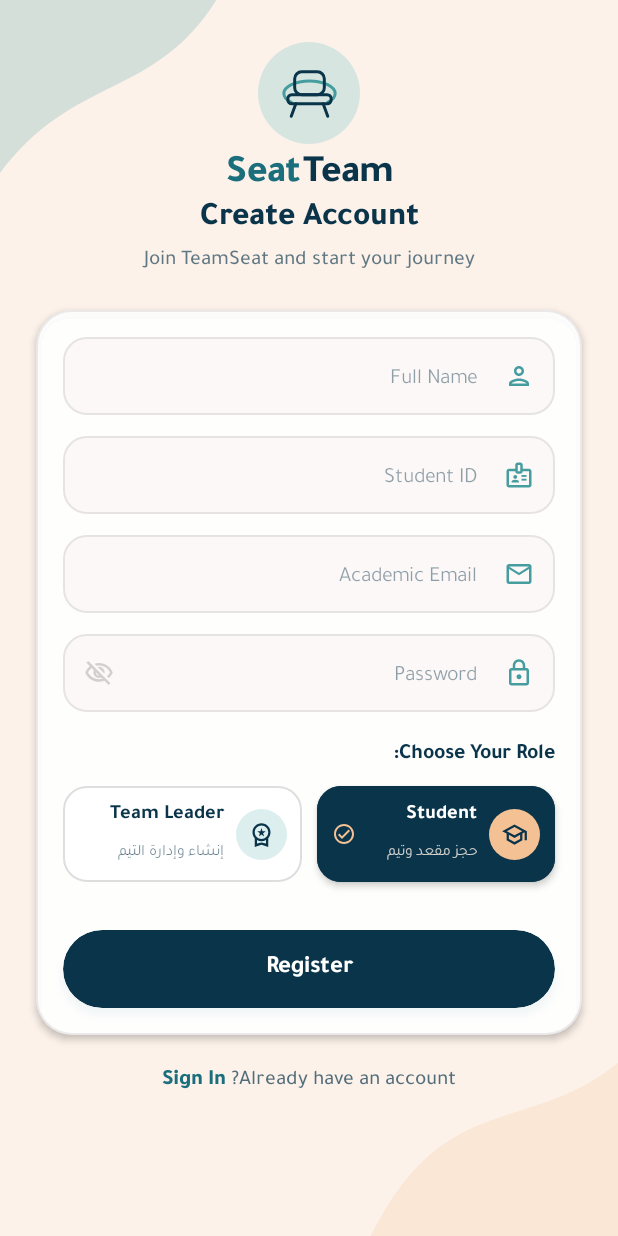
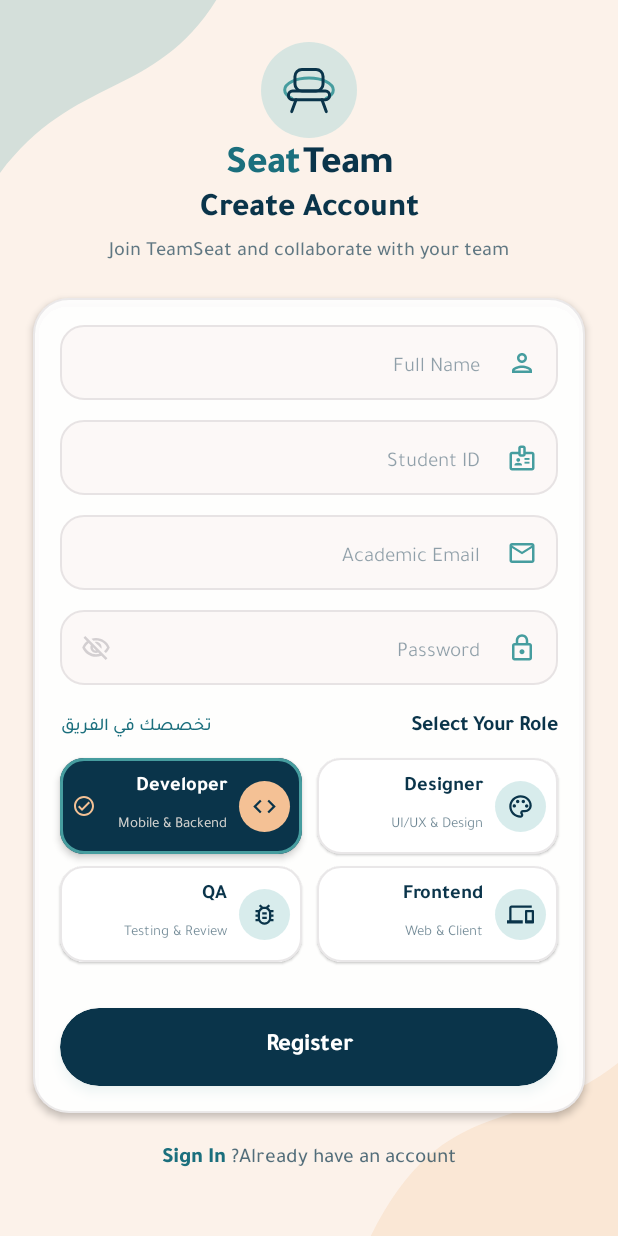
Before and after one commit to YousefEl-Basuony/TeamSeat-App, an Android app built with Jetpack Compose: the RegisterScreen screen opened through its navigation route, on a phone screen of 412 x 824 dp. Run offline under Robolectric (Android 15) with nearby library versions, the phone set to English and light mode, and no system bars.

Commit message:
Restore project technical roles (Designer, Developer, Frontend, QA) with modern 2x2 grid UI

```diff
--- a/app/src/main/java/com/stackmates/teamseat/Screens/auth_noha/RegisterScreen.kt
+++ b/app/src/main/java/com/stackmates/teamseat/Screens/auth_noha/RegisterScreen.kt
@@ -3,7 +3,6 @@ package com.stackmates.teamseat.Screens.auth_noha
 import androidx.compose.foundation.BorderStroke
 import androidx.compose.foundation.Canvas
 import androidx.compose.foundation.background
-import androidx.compose.foundation.border
 import androidx.compose.foundation.clickable
 import androidx.compose.foundation.layout.*
 import androidx.compose.foundation.rememberScrollState
@@ -13,14 +12,16 @@ import androidx.compose.foundation.text.KeyboardOptions
 import androidx.compose.foundation.verticalScroll
 import androidx.compose.material.icons.Icons
 import androidx.compose.material.icons.outlined.Badge
+import androidx.compose.material.icons.outlined.BugReport
 import androidx.compose.material.icons.outlined.CheckCircle
+import androidx.compose.material.icons.outlined.Code
+import androidx.compose.material.icons.outlined.Devices
 import androidx.compose.material.icons.outlined.Email
 import androidx.compose.material.icons.outlined.Lock
+import androidx.compose.material.icons.outlined.Palette
 import androidx.compose.material.icons.outlined.Person
-import androidx.compose.material.icons.outlined.School
 import androidx.compose.material.icons.outlined.Visibility
 import androidx.compose.material.icons.outlined.VisibilityOff
-import androidx.compose.material.icons.outlined.WorkspacePremium
 import androidx.compose.material3.*
 import androidx.compose.runtime.*
 import androidx.compose.ui.Alignment
@@ -38,7 +39,6 @@ import androidx.compose.ui.text.font.FontWeight
 import androidx.compose.ui.text.input.KeyboardType
 import androidx.compose.ui.text.input.PasswordVisualTransformation
 import androidx.compose.ui.text.input.VisualTransformation
-import androidx.compose.ui.text.style.TextAlign
 import androidx.compose.ui.tooling.preview.Preview
 import androidx.compose.ui.unit.dp
 import androidx.compose.ui.unit.sp
@@ -46,12 +46,13 @@ import com.stackmates.teamseat.core.theme.*
 
 /**
  * 🌸 شاشة إنشاء الحساب (Register Screen)
- * مسؤولية: نُهى (Noha) — متناسقة تماماً مع شاشة تسجيل الدخول وبنفس الهوية البصرية.
- * تستخدم خط تجوال (Tajawal) المعتمد، ومزودة بقسم اختيار الدور (Student vs Team Leader) والتخصص.
+ * مسؤولية: نُهى (Noha) — تصميم عصري وجذاب متوافق تماماً مع الهوية البصرية لتطبيق TeamSeat.
+ * مزودة بقسم اختيار الدور والتخصص التقني (Designer, Developer, Frontend, QA) بتصميم شبكي (2x2) فائق الأناقة والوضوح.
  */
 @Composable
 fun RegisterScreen(
     onRegisterClick: (name: String, studentId: String, email: String, pass: String) -> Unit = { _, _, _, _ -> },
+    onRegisterWithRoleClick: (name: String, studentId: String, email: String, pass: String, role: String) -> Unit = { _, _, _, _, _ -> },
     onRegisterSuccess: () -> Unit = {},
     onNavigateToLogin: () -> Unit = {},
     onBackToLogin: () -> Unit = onNavigateToLogin
@@ -62,30 +63,30 @@ fun RegisterScreen(
     var password by remember { mutableStateOf("") }
     var isPasswordVisible by remember { mutableStateOf(false) }
 
-    // الدور الأساسي (Student vs Team Leader كما في الموك آب)
-    var selectedRole by remember { mutableStateOf("Student") }
+    // التخصص / الدور التقني في الفريق (Designer, Developer, Frontend, QA)
+    var selectedRole by remember { mutableStateOf("Developer") }
 
     Box(
         modifier = Modifier
             .fillMaxSize()
             .background(WarmCream)
     ) {
-        // خلفية التموجات الانسيابية المتطابقة مع شاشة الدخول
+        // خلفية التموجات الانسيابية المتطابقة مع شاشة تسجيل الدخول
         RegisterFluidBackground()
 
         Column(
             modifier = Modifier
                 .fillMaxSize()
                 .verticalScroll(rememberScrollState())
-                .padding(horizontal = 24.dp, vertical = 20.dp),
+                .padding(horizontal = 22.dp, vertical = 20.dp),
             horizontalAlignment = Alignment.CenterHorizontally
         ) {
             Spacer(modifier = Modifier.height(8.dp))
 
             // شعار الكرسي الأيقوني لـ TeamSeat
-            RegisterHeroChairLogo(modifier = Modifier.size(68.dp))
+            RegisterHeroChairLogo(modifier = Modifier.size(64.dp))
 
-            Spacer(modifier = Modifier.height(8.dp))
+            Spacer(modifier = Modifier.height(6.dp))
 
             // اسم التطبيق
             Row(
@@ -123,16 +124,16 @@ fun RegisterScreen(
             Spacer(modifier = Modifier.height(2.dp))
 
             Text(
-                text = "Join TeamSeat and start your journey",
+                text = "Join TeamSeat and collaborate with your team",
                 fontFamily = TajawalFontFamily,
                 color = DeepNavy.copy(alpha = 0.65f),
-                fontSize = 14.sp,
+                fontSize = 13.5.sp,
                 fontWeight = FontWeight.Medium
             )
 
-            Spacer(modifier = Modifier.height(20.dp))
+            Spacer(modifier = Modifier.height(18.dp))
 
-            // بطاقة الحقول واختيار الدور المجمعة لمنع الفراغات والـ Zoom-out
+            // بطاقة الحقول واختيار التخصص لتجميع العناصر ومنع الإحساس بالفراغ
             Card(
                 modifier = Modifier.fillMaxWidth(),
                 shape = RoundedCornerShape(24.dp),
@@ -144,7 +145,7 @@ fun RegisterScreen(
                     modifier = Modifier
                         .fillMaxWidth()
                         .padding(horizontal = 18.dp, vertical = 18.dp),
-                    verticalArrangement = Arrangement.spacedBy(14.dp)
+                    verticalArrangement = Arrangement.spacedBy(13.dp)
                 ) {
                     // 1. الاسم بالكامل
                     OutlinedTextField(
@@ -155,7 +156,7 @@ fun RegisterScreen(
                                 text = "Full Name",
                                 fontFamily = TajawalFontFamily,
                                 color = DeepNavy.copy(alpha = 0.45f),
-                                fontSize = 14.5.sp
+                                fontSize = 14.sp
                             )
                         },
                         leadingIcon = {
@@ -168,7 +169,7 @@ fun RegisterScreen(
                         },
                         modifier = Modifier
                             .fillMaxWidth()
-                            .height(52.dp),
+                            .height(50.dp),
                         shape = RoundedCornerShape(16.dp),
                         colors = OutlinedTextFieldDefaults.colors(
                             focusedContainerColor = SoftBeige.copy(alpha = 0.35f),
@@ -190,7 +191,7 @@ fun RegisterScreen(
                                 text = "Student ID",
                                 fontFamily = TajawalFontFamily,
                                 color = DeepNavy.copy(alpha = 0.45f),
-                                fontSize = 14.5.sp
+                                fontSize = 14.sp
                             )
                         },
                         leadingIcon = {
@@ -203,7 +204,7 @@ fun RegisterScreen(
                         },
                         modifier = Modifier
                             .fillMaxWidth()
-                            .height(52.dp),
+                            .height(50.dp),
                         shape = RoundedCornerShape(16.dp),
                         colors = OutlinedTextFieldDefaults.colors(
                             focusedContainerColor = SoftBeige.copy(alpha = 0.35f),
@@ -226,7 +227,7 @@ fun RegisterScreen(
                                 text = "Academic Email",
                                 fontFamily = TajawalFontFamily,
                                 color = DeepNavy.copy(alpha = 0.45f),
-                                fontSize = 14.5.sp
+                                fontSize = 14.sp
                             )
                         },
                         leadingIcon = {
@@ -239,7 +240,7 @@ fun RegisterScreen(
                         },
                         modifier = Modifier
                             .fillMaxWidth()
-                            .height(52.dp),
+                            .height(50.dp),
                         shape = RoundedCornerShape(16.dp),
                         colors = OutlinedTextFieldDefaults.colors(
                             focusedContainerColor = SoftBeige.copy(alpha = 0.35f),
@@ -262,7 +263,7 @@ fun RegisterScreen(
                                 text = "Password",
                                 fontFamily = TajawalFontFamily,
                                 color = DeepNavy.copy(alpha = 0.45f),
-                                fontSize = 14.5.sp
+                                fontSize = 14.sp
                             )
                         },
                         leadingIcon = {
@@ -286,7 +287,7 @@ fun RegisterScreen(
                         visualTransformation = if (isPasswordVisible) VisualTransformation.None else PasswordVisualTransformation(),
                         modifier = Modifier
                             .fillMaxWidth()
-                            .height(52.dp),
+                            .height(50.dp),
                         shape = RoundedCornerShape(16.dp),
                         colors = OutlinedTextFieldDefaults.colors(
                             focusedContainerColor = SoftBeige.copy(alpha = 0.35f),
@@ -301,42 +302,76 @@ fun RegisterScreen(
                     )
 
                     // =========================================================
-                    // 5. قسم اختيار الدور (Choose Your Role) المتطابق مع الموك آب
+                    // 5. قسم اختيار التخصص / الدور التقني (Role / Track Selection)
                     // =========================================================
                     Column(
                         modifier = Modifier.padding(top = 2.dp),
                         verticalArrangement = Arrangement.spacedBy(8.dp)
                     ) {
+                        Row(
+                            modifier = Modifier.fillMaxWidth(),
+                            horizontalArrangement = Arrangement.SpaceBetween,
+                            verticalAlignment = Alignment.CenterVertically
+                        ) {
                             Text(
-                            text = "Choose Your Role:",
+                                text = "Select Your Role",
                                 fontFamily = TajawalFontFamily,
                                 color = DeepNavy,
                                 fontSize = 14.5.sp,
                                 fontWeight = FontWeight.Bold
                             )
+                            Text(
+                                text = "تخصصك في الفريق",
+                                fontFamily = TajawalFontFamily,
+                                color = DeepTeal,
+                                fontSize = 12.sp,
+                                fontWeight = FontWeight.Medium
+                            )
+                        }
 
-                        // كارتين الاختيار الأساسيين: Student vs Team Leader
+                        // شبكة 2x2 للكروت الأنيقة للتخصصات الأربعة
+                        // الصف الأول: Designer & Developer
                         Row(
                             modifier = Modifier.fillMaxWidth(),
                             horizontalArrangement = Arrangement.spacedBy(10.dp)
                         ) {
-                            // خيار 1: Student
                             RoleOptionCard(
-                                title = "Student",
-                                subtitle = "حجز مقعد وتيم",
-                                icon = Icons.Outlined.School,
-                                isSelected = selectedRole == "Student",
-                                onClick = { selectedRole = "Student" },
+                                title = "Designer",
+                                subtitle = "UI/UX & Design",
+                                icon = Icons.Outlined.Palette,
+                                isSelected = selectedRole == "Designer",
+                                onClick = { selectedRole = "Designer" },
                                 modifier = Modifier.weight(1f)
                             )
+                            RoleOptionCard(
+                                title = "Developer",
+                                subtitle = "Mobile & Backend",
+                                icon = Icons.Outlined.Code,
+                                isSelected = selectedRole == "Developer",
+                                onClick = { selectedRole = "Developer" },
+                                modifier = Modifier.weight(1f)
+                            )
+                        }
 
-                            // خيار 2: Team Leader
+                        // الصف الثاني: Frontend & QA
+                        Row(
+                            modifier = Modifier.fillMaxWidth(),
+                            horizontalArrangement = Arrangement.spacedBy(10.dp)
+                        ) {
                             RoleOptionCard(
-                                title = "Team Leader",
-                                subtitle = "إنشاء وإدارة التيم",
-                                icon = Icons.Outlined.WorkspacePremium,
-                                isSelected = selectedRole == "Team Leader",
-                                onClick = { selectedRole = "Team Leader" },
+                                title = "Frontend",
+                                subtitle = "Web & Client",
+                                icon = Icons.Outlined.Devices,
+                                isSelected = selectedRole == "Frontend",
+                                onClick = { selectedRole = "Frontend" },
+                                modifier = Modifier.weight(1f)
+                            )
+                            RoleOptionCard(
+                                title = "QA",
+                                subtitle = "Testing & Review",
+                                icon = Icons.Outlined.BugReport,
+                                isSelected = selectedRole == "QA",
+                                onClick = { selectedRole = "QA" },
                                 modifier = Modifier.weight(1f)
                             )
                         }
@@ -348,6 +383,7 @@ fun RegisterScreen(
                     Button(
                         onClick = {
                             onRegisterClick(fullName, studentId, email, password)
+                            onRegisterWithRoleClick(fullName, studentId, email, password, selectedRole)
                             onRegisterSuccess()
                         },
                         modifier = Modifier
@@ -404,7 +440,7 @@ fun RegisterScreen(
 }
 
 /**
- * 🎴 كارت اختيار الدور الأنيق (Student vs Team Leader)
+ * 🎴 كارت اختيار التخصص الأنيق (Designer, Developer, Frontend, QA)
  */
 @Composable
 private fun RoleOptionCard(
@@ -422,26 +458,26 @@ private fun RoleOptionCard(
         color = if (isSelected) DeepNavy else Color.White,
         border = BorderStroke(
             width = if (isSelected) 1.5.dp else 1.dp,
-            color = if (isSelected) DeepNavy else SoftGray.copy(alpha = 0.7f)
+            color = if (isSelected) Turquoise else SoftGray.copy(alpha = 0.5f)
         ),
-        shadowElevation = if (isSelected) 3.dp else 0.dp
+        shadowElevation = if (isSelected) 3.dp else 1.dp
     ) {
         Row(
             modifier = Modifier
                 .fillMaxSize()
-                .padding(horizontal = 10.dp, vertical = 6.dp),
+                .padding(horizontal = 8.dp, vertical = 6.dp),
             verticalAlignment = Alignment.CenterVertically,
             horizontalArrangement = Arrangement.spacedBy(8.dp)
         ) {
             Surface(
                 shape = CircleShape,
-                color = if (isSelected) Peach else LightAqua.copy(alpha = 0.4f),
+                color = if (isSelected) Peach else LightAqua.copy(alpha = 0.45f),
                 modifier = Modifier.size(34.dp)
             ) {
                 Box(contentAlignment = Alignment.Center) {
                     Icon(
                         imageVector = icon,
-                        contentDescription = null,
+                        contentDescription = title,
                         tint = DeepNavy,
                         modifier = Modifier.size(18.dp)
                     )
@@ -464,8 +500,8 @@ private fun RoleOptionCard(
                     text = subtitle,
                     fontFamily = TajawalFontFamily,
                     fontWeight = FontWeight.Normal,
-                    fontSize = 10.5.sp,
-                    color = if (isSelected) WarmCream.copy(alpha = 0.8f) else DeepNavy.copy(alpha = 0.6f),
+                    fontSize = 10.sp,
+                    color = if (isSelected) WarmCream.copy(alpha = 0.85f) else DeepNavy.copy(alpha = 0.6f),
                     maxLines = 1
                 )
             }
@@ -493,7 +529,7 @@ fun RegisterHeroChairLogo(modifier: Modifier = Modifier) {
             .background(LightAqua.copy(alpha = 0.45f)),
         contentAlignment = Alignment.Center
     ) {
-        Canvas(modifier = Modifier.size(38.dp)) {
+        Canvas(modifier = Modifier.size(36.dp)) {
             val w = size.width
             val h = size.height
 
```
Lines whose indentation alone changed are shown as unchanged.
